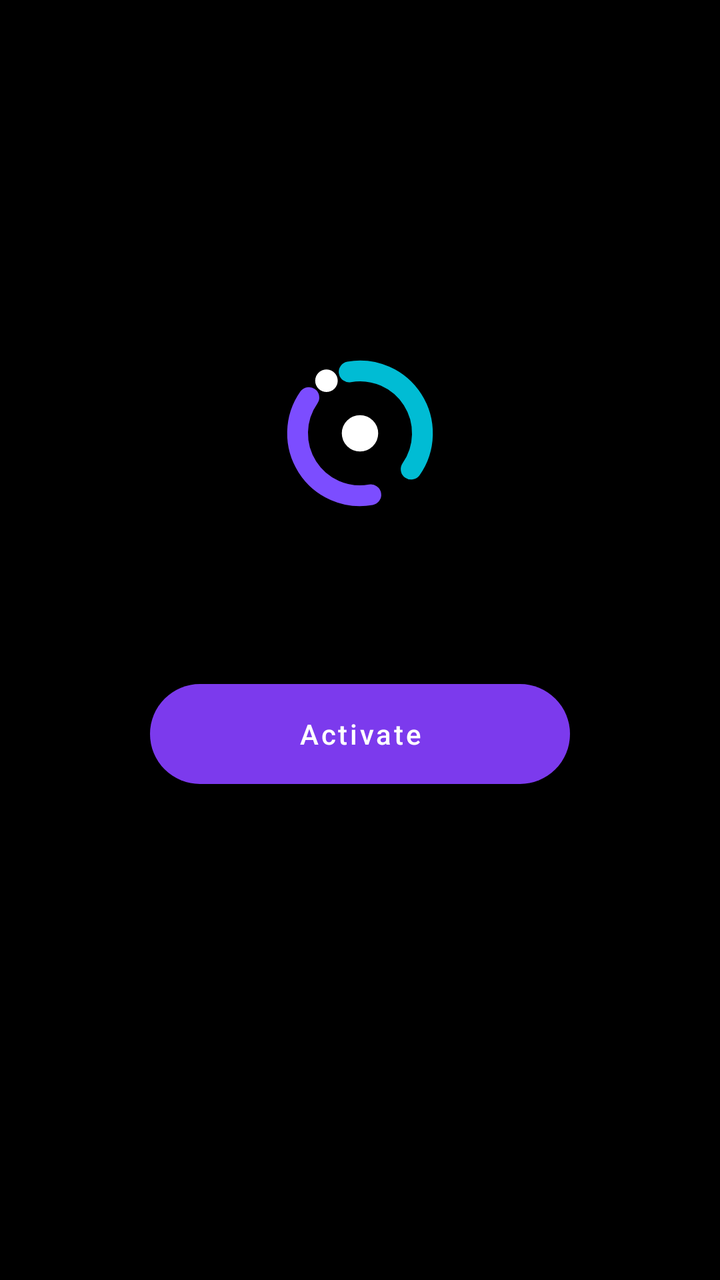
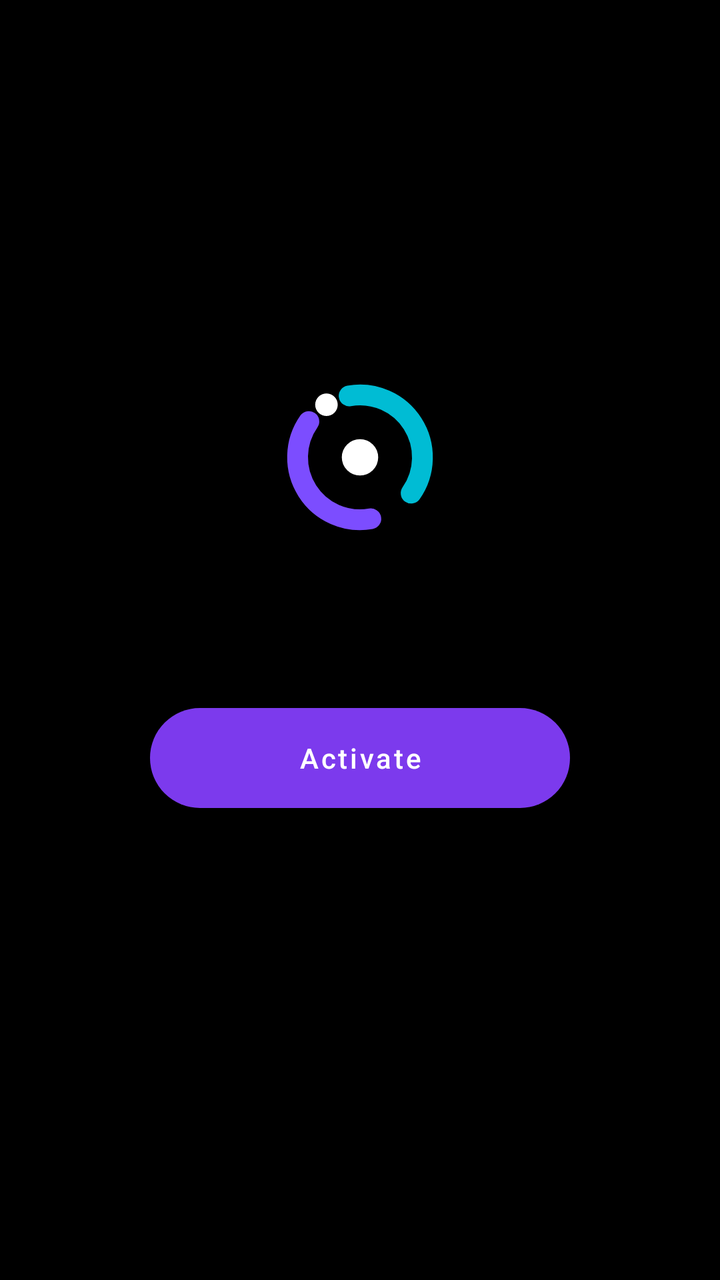

Before-and-after screenshots of an Android layout around one commit, followed by the original layout XML and the change that was made.
<!-- AndroidManifest.xml: application theme Theme.Test103 -->
<!-- res/layout/activity_main.xml -->
<?xml version="1.0" encoding="utf-8"?>
<LinearLayout xmlns:android="http://schemas.android.com/apk/res/android"
    xmlns:app="http://schemas.android.com/apk/res-auto"
    android:layout_width="match_parent"
    android:layout_height="match_parent"
    android:orientation="vertical"
    android:background="@android:color/transparent"
    android:fitsSystemWindows="true">

    <FrameLayout
        android:id="@+id/mainContainer"
        android:layout_width="match_parent"
        android:layout_height="0dp"
        android:layout_weight="1"
        android:padding="24dp">

        
        <LinearLayout
            android:id="@+id/viewOverlay"
            android:layout_width="match_parent"
            android:layout_height="match_parent"
            android:orientation="vertical"
            android:gravity="center"
            android:visibility="visible">

            <ImageView
                android:id="@+id/dashLogo"
                android:layout_width="104dp"
                android:layout_height="104dp"
                android:src="@drawable/ic_nav_logo"
                android:contentDescription="OverlAI status" />

            <TextView
                android:id="@+id/dashState"
                android:layout_width="wrap_content"
                android:layout_height="wrap_content"
                android:layout_marginTop="20dp"
                android:textSize="22sp"
                android:textStyle="bold" />

            <com.google.android.material.button.MaterialButton
                android:id="@+id/btnToggleOverlay"
                android:layout_width="210dp"
                android:layout_height="50dp"
                android:layout_marginTop="24dp"
                android:insetTop="0dp"
                android:insetBottom="0dp"
                android:text="Activate"
                android:textAllCaps="false"
                app:cornerRadius="25dp" />
        </LinearLayout>

        
        <FrameLayout
            android:id="@+id/viewDetector"
            android:layout_width="match_parent"
            android:layout_height="match_parent"
            android:visibility="gone" />

        
        <LinearLayout
            android:id="@+id/viewHistory"
            android:layout_width="match_parent"
            android:layout_height="match_parent"
            android:orientation="vertical"
            android:visibility="gone">

            
            <TextView
                android:id="@+id/pageTitleHistory"
                android:layout_width="wrap_content"
                android:layout_height="wrap_content"
                android:paddingBottom="14dp"
                android:text="History"
                android:textSize="30sp"
                android:textStyle="bold" />

            <LinearLayout
                android:layout_width="match_parent"
                android:layout_height="wrap_content"
                android:orientation="horizontal"
                android:gravity="center_vertical"
                android:paddingBottom="8dp">

                <TextView
                    android:id="@+id/historyTitle"
                    android:layout_width="0dp"
                    android:layout_height="wrap_content"
                    android:layout_weight="1"
                    android:text="Recent detections"
                    android:textSize="18sp"
                    android:textStyle="bold"
                    android:textColor="@color/lm_text_primary" />

                <TextView
                    android:id="@+id/btnClearHistory"
                    android:layout_width="wrap_content"
                    android:layout_height="wrap_content"
                    android:padding="8dp"
                    android:text="Clear"
                    android:textSize="14sp"
                    android:textColor="@color/lm_primary" />
            </LinearLayout>

            <ScrollView
                android:layout_width="match_parent"
                android:layout_height="match_parent"
                android:scrollbars="none">

                
                <LinearLayout
                    android:layout_width="match_parent"
                    android:layout_height="wrap_content"
                    android:orientation="vertical">

                    <FrameLayout
                        android:id="@+id/historyAdContainer"
                        android:layout_width="match_parent"
                        android:layout_height="wrap_content"
                        android:layout_marginBottom="8dp"
                        android:visibility="gone" />

                    <LinearLayout
                        android:id="@+id/historyList"
                        android:layout_width="match_parent"
                        android:layout_height="wrap_content"
                        android:orientation="vertical" />
                </LinearLayout>
            </ScrollView>
        </LinearLayout>

        
        <LinearLayout
            android:id="@+id/viewSettings"
            android:layout_width="match_parent"
            android:layout_height="match_parent"
            android:orientation="vertical"
            android:visibility="gone">

            
            <TextView
                android:id="@+id/pageTitleSettings"
                android:layout_width="wrap_content"
                android:layout_height="wrap_content"
                android:paddingStart="8dp"
                android:paddingBottom="14dp"
                android:text="Settings"
                android:textSize="30sp"
                android:textStyle="bold" />

            <ScrollView
                android:clipToPadding="false"
                android:paddingBottom="28dp"
                android:layout_width="match_parent"
                android:layout_height="0dp"
                android:layout_weight="1"
                android:scrollbars="none">

                <LinearLayout
                    android:layout_width="match_parent"
                    android:layout_height="wrap_content"
                    android:orientation="vertical">


                    <com.google.android.material.card.MaterialCardView
                        android:layout_width="match_parent"
                        android:layout_height="wrap_content"
                        android:layout_margin="8dp"
                        app:cardBackgroundColor="@color/lm_card"
                        app:cardCornerRadius="24dp"
                        app:cardElevation="0dp"
                        app:strokeWidth="0dp">

                        <LinearLayout
                            android:layout_width="match_parent"
                            android:layout_height="wrap_content"
                            android:gravity="center_vertical"
                            android:orientation="horizontal"
                            android:paddingStart="24dp"
                            android:paddingEnd="16dp"
                            android:paddingTop="16dp"
                            android:paddingBottom="16dp">

                            <TextView
                                android:layout_width="0dp"
                                android:layout_height="wrap_content"
                                android:layout_weight="1"
                                android:text="Crop Tool"
                                android:textColor="@color/lm_text_primary"
                                android:textSize="16sp" />

                            <com.example.test103.PillToggleView
                                android:id="@+id/cropSwitch"
                                android:layout_width="wrap_content"
                                android:layout_height="wrap_content" />
                        </LinearLayout>
                    </com.google.android.material.card.MaterialCardView>

                    <com.google.android.material.card.MaterialCardView
                        android:layout_width="match_parent"
                        android:layout_height="wrap_content"
                        android:layout_margin="8dp"
                        app:cardBackgroundColor="@color/lm_card"
                        app:cardCornerRadius="24dp"
                        app:cardElevation="0dp"
                        app:strokeWidth="0dp">

                        <LinearLayout
                            android:layout_width="match_parent"
                            android:layout_height="wrap_content"
                            android:gravity="center_vertical"
                            android:orientation="horizontal"
                            android:paddingStart="24dp"
                            android:paddingEnd="16dp"
                            android:paddingTop="16dp"
                            android:paddingBottom="16dp">

                            <TextView
                                android:layout_width="0dp"
                                android:layout_height="wrap_content"
                                android:layout_weight="1"
                                android:text="Theme"
                                android:textColor="@color/lm_text_primary"
                                android:textSize="16sp" />

                            <com.example.test103.PillToggleView
                                android:id="@+id/themeSwitch"
                                android:layout_width="wrap_content"
                                android:layout_height="wrap_content" />
                        </LinearLayout>
                    </com.google.android.material.card.MaterialCardView>
                    
                    <com.google.android.material.card.MaterialCardView
                        android:layout_width="match_parent"
                        android:layout_height="wrap_content"
                        android:layout_margin="8dp"
                        app:cardBackgroundColor="@color/lm_card"
                        app:cardCornerRadius="24dp"
                        app:cardElevation="0dp"
                        app:strokeWidth="0dp">

                        <LinearLayout
                            android:layout_width="match_parent"
                            android:layout_height="wrap_content"
                            android:gravity="center_vertical"
                            android:orientation="horizontal"
                            android:paddingStart="24dp"
                            android:paddingEnd="16dp"
                            android:paddingTop="16dp"
                            android:paddingBottom="16dp">

                            <TextView
                                android:layout_width="0dp"
                                android:layout_height="wrap_content"
                                android:layout_weight="1"
                                android:text="App icon"
                                android:textColor="@color/lm_text_primary"
                                android:textSize="16sp" />

                            <ImageView
                                android:id="@+id/iconDark"
                                android:layout_width="50dp"
                                android:layout_height="50dp"
                                android:layout_marginEnd="10dp"
                                android:contentDescription="Dark app icon" />

                            <ImageView
                                android:id="@+id/iconLight"
                                android:layout_width="50dp"
                                android:layout_height="50dp"
                                android:contentDescription="Light app icon" />
                        </LinearLayout>
                    </com.google.android.material.card.MaterialCardView>

                    
                    <com.google.android.material.card.MaterialCardView
                        android:layout_width="match_parent"
                        android:layout_height="wrap_content"
                        android:layout_margin="8dp"
                        app:cardBackgroundColor="@color/lm_card"
                        app:cardCornerRadius="24dp"
                        app:cardElevation="0dp"
                        app:strokeWidth="0dp">

                        <LinearLayout
                            android:layout_width="match_parent"
                            android:layout_height="wrap_content"
                            android:gravity="center_vertical"
                            android:orientation="horizontal"
                            android:paddingStart="24dp"
                            android:paddingEnd="16dp"
                            android:paddingTop="16dp"
                            android:paddingBottom="16dp">

                            <TextView
                                android:layout_width="0dp"
                                android:layout_height="wrap_content"
                                android:layout_weight="1"
                                android:text="Auto turn-off"
                                android:textColor="@color/lm_text_primary"
                                android:textSize="16sp" />

                            <com.example.test103.PillToggleView
                                android:id="@+id/autoOffSwitch"
                                android:layout_width="wrap_content"
                                android:layout_height="wrap_content" />
                        </LinearLayout>
                    </com.google.android.material.card.MaterialCardView>

                    
                    
                    
                    
                    <TextView
                        android:layout_width="wrap_content"
                        android:layout_height="wrap_content"
                        android:layout_marginStart="16dp"
                        android:layout_marginTop="20dp"
                        android:layout_marginBottom="4dp"
                        android:text="ACCOUNT"
                        android:textColor="@color/lm_text_secondary"
                        android:textSize="12sp"
                        android:textStyle="bold"
                        android:letterSpacing="0.1" />

                    <com.google.android.material.card.MaterialCardView
                        android:layout_width="match_parent"
                        android:layout_height="wrap_content"
                        android:layout_margin="8dp"
                        app:cardBackgroundColor="@color/lm_card"
                        app:cardCornerRadius="24dp"
                        app:cardElevation="0dp"
                        app:strokeWidth="0dp">

                        <LinearLayout
                            android:layout_width="match_parent"
                            android:layout_height="wrap_content"
                            android:orientation="vertical"
                            android:padding="20dp">

                            <TextView
                                android:id="@+id/accountTitle"
                                android:layout_width="wrap_content"
                                android:layout_height="wrap_content"
                                android:text="Google account"
                                android:textColor="@color/lm_text_primary"
                                android:textSize="16sp"
                                android:textStyle="bold" />

                            <TextView
                                android:id="@+id/accountBody"
                                android:layout_width="wrap_content"
                                android:layout_height="wrap_content"
                                android:layout_marginTop="4dp"
                                android:text="Sign in to sync premium across devices."
                                android:textSize="13sp" />

                            <LinearLayout
                                android:layout_width="match_parent"
                                android:layout_height="wrap_content"
                                android:layout_marginTop="12dp"
                                android:orientation="horizontal"
                                android:gravity="center_vertical">

                                <TextView
                                    android:id="@+id/btnAccount"
                                    android:layout_width="wrap_content"
                                    android:layout_height="wrap_content"
                                    android:text="Sign in with Google"
                                    android:textSize="14sp"
                                    android:textStyle="bold"
                                    android:paddingStart="18dp"
                                    android:paddingEnd="18dp"
                                    android:paddingTop="10dp"
                                    android:paddingBottom="10dp" />

                                <TextView
                                    android:id="@+id/btnDeleteAccount"
                                    android:layout_width="wrap_content"
                                    android:layout_height="wrap_content"
                                    android:layout_marginStart="16dp"
                                    android:text="Delete account"
                                    android:textSize="13sp"
                                    android:visibility="gone"
                                    android:paddingTop="10dp"
                                    android:paddingBottom="10dp" />
                            </LinearLayout>

                            <View
                                android:layout_width="match_parent"
                                android:layout_height="1dp"
                                android:layout_marginTop="16dp"
                                android:layout_marginBottom="14dp"
                                android:background="#22888888" />

                            <LinearLayout
                                android:layout_width="match_parent"
                                android:layout_height="wrap_content"
                                android:orientation="horizontal"
                                android:gravity="center_vertical">

                                <LinearLayout
                                    android:layout_width="0dp"
                                    android:layout_height="wrap_content"
                                    android:layout_weight="1"
                                    android:orientation="vertical">

                                    <TextView
                                        android:layout_width="wrap_content"
                                        android:layout_height="wrap_content"
                                        android:text="Overlay tile"
                                        android:textColor="@color/lm_text_primary"
                                        android:textSize="15sp" />

                                    <TextView
                                        android:id="@+id/overlayTileSub"
                                        android:layout_width="wrap_content"
                                        android:layout_height="wrap_content"
                                        android:layout_marginTop="2dp"
                                        android:text="Premium"
                                        android:textSize="12sp" />
                                </LinearLayout>

                                <FrameLayout
                                    android:layout_width="wrap_content"
                                    android:layout_height="wrap_content">

                                    <TextView
                                        android:id="@+id/btnAddOverlayTile"
                                        android:layout_width="wrap_content"
                                        android:layout_height="wrap_content"
                                        android:layout_marginTop="6dp"
                                        android:layout_marginEnd="6dp"
                                        android:text="Add"
                                        android:textSize="14sp"
                                        android:textStyle="bold"
                                        android:paddingStart="18dp"
                                        android:paddingEnd="18dp"
                                        android:paddingTop="8dp"
                                        android:paddingBottom="8dp" />

                                    <TextView
                                        android:id="@+id/overlayProBadge"
                                        android:layout_width="wrap_content"
                                        android:layout_height="wrap_content"
                                        android:layout_gravity="top|end"
                                        android:text="PRO"
                                        android:textSize="9sp"
                                        android:textStyle="bold"
                                        android:paddingStart="5dp"
                                        android:paddingEnd="5dp"
                                        android:paddingTop="1dp"
                                        android:paddingBottom="1dp" />
                                </FrameLayout>
                            </LinearLayout>

                            <View
                                android:layout_width="match_parent"
                                android:layout_height="1dp"
                                android:layout_marginTop="14dp"
                                android:layout_marginBottom="14dp"
                                android:background="#22888888" />

                            <LinearLayout
                                android:layout_width="match_parent"
                                android:layout_height="wrap_content"
                                android:orientation="horizontal"
                                android:gravity="center_vertical">

                                <LinearLayout
                                    android:layout_width="0dp"
                                    android:layout_height="wrap_content"
                                    android:layout_weight="1"
                                    android:orientation="vertical">

                                    <TextView
                                        android:layout_width="wrap_content"
                                        android:layout_height="wrap_content"
                                        android:text="Quick check tile"
                                        android:textColor="@color/lm_text_primary"
                                        android:textSize="15sp" />

                                    <TextView
                                        android:id="@+id/tileRowSub"
                                        android:layout_width="wrap_content"
                                        android:layout_height="wrap_content"
                                        android:layout_marginTop="2dp"
                                        android:text="Premium"
                                        android:textSize="12sp" />
                                </LinearLayout>

                                <FrameLayout
                                    android:layout_width="wrap_content"
                                    android:layout_height="wrap_content">

                                    <TextView
                                        android:id="@+id/btnAddTile"
                                        android:layout_width="wrap_content"
                                        android:layout_height="wrap_content"
                                        android:layout_marginTop="6dp"
                                        android:layout_marginEnd="6dp"
                                        android:text="Add"
                                        android:textSize="14sp"
                                        android:textStyle="bold"
                                        android:paddingStart="18dp"
                                        android:paddingEnd="18dp"
                                        android:paddingTop="8dp"
                                        android:paddingBottom="8dp" />

                                    <TextView
                                        android:id="@+id/tileProBadge"
                                        android:layout_width="wrap_content"
                                        android:layout_height="wrap_content"
                                        android:layout_gravity="top|end"
                                        android:text="PRO"
                                        android:textSize="9sp"
                                        android:textStyle="bold"
                                        android:paddingStart="5dp"
                                        android:paddingEnd="5dp"
                                        android:paddingTop="1dp"
                                        android:paddingBottom="1dp" />
                                </FrameLayout>
                            </LinearLayout>
                        </LinearLayout>
                    </com.google.android.material.card.MaterialCardView>

                    <com.google.android.material.card.MaterialCardView
                        android:layout_width="match_parent"
                        android:layout_height="wrap_content"
                        android:layout_margin="8dp"
                        app:cardBackgroundColor="@color/lm_card"
                        app:cardCornerRadius="24dp"
                        app:cardElevation="0dp"
                        app:strokeWidth="0dp">

                        <LinearLayout
                            android:layout_width="match_parent"
                            android:layout_height="wrap_content"
                            android:orientation="vertical"
                            android:paddingStart="24dp"
                            android:paddingEnd="24dp"
                            android:paddingTop="16dp"
                            android:paddingBottom="16dp">

                            <TextView
                                android:id="@+id/premiumTitle"
                                android:layout_width="wrap_content"
                                android:layout_height="wrap_content"
                                android:text="OverlAI Premium"
                                android:textColor="@color/lm_text_primary"
                                android:textSize="16sp"
                                android:textStyle="bold" />

                            <TextView
                                android:id="@+id/premiumBody"
                                android:layout_width="wrap_content"
                                android:layout_height="wrap_content"
                                android:layout_marginTop="4dp"
                                android:text="Remove ads and support development."
                                android:textSize="13sp" />

                            <TextView
                                android:id="@+id/btnPremium"
                                android:layout_width="wrap_content"
                                android:layout_height="wrap_content"
                                android:layout_marginTop="12dp"
                                android:text="Remove ads - $2.99/mo"
                                android:textSize="14sp"
                                android:textStyle="bold"
                                android:paddingStart="18dp"
                                android:paddingEnd="18dp"
                                android:paddingTop="10dp"
                                android:paddingBottom="10dp" />
                        </LinearLayout>
                    </com.google.android.material.card.MaterialCardView>
                    
                    <com.google.android.material.card.MaterialCardView
                        android:layout_width="match_parent"
                        android:layout_height="wrap_content"
                        android:layout_margin="8dp"
                        app:cardBackgroundColor="@color/lm_card"
                        app:cardCornerRadius="24dp"
                        app:cardElevation="0dp"
                        app:strokeWidth="0dp">

                        <LinearLayout
                            android:layout_width="match_parent"
                            android:layout_height="wrap_content"
                            android:orientation="vertical"
                            android:paddingStart="24dp"
                            android:paddingEnd="24dp"
                            android:paddingTop="16dp"
                            android:paddingBottom="16dp">

                            <TextView
                                android:id="@+id/usage_title"
                                android:layout_width="wrap_content"
                                android:layout_height="wrap_content"
                                android:text="Usage"
                                android:textColor="@color/lm_text_primary"
                                android:textSize="16sp" />

                            <TextView
                                android:id="@+id/usage_text"
                                android:layout_width="wrap_content"
                                android:layout_height="wrap_content"
                                android:layout_marginTop="4dp"
                                android:text="Images: 0 · Videos: 0"
                                android:textColor="@color/lm_text_primary"
                                android:textSize="13sp" />
                        </LinearLayout>
                    </com.google.android.material.card.MaterialCardView>



                    <com.google.android.material.card.MaterialCardView
                        android:layout_width="match_parent"
                        android:layout_height="wrap_content"
                        android:layout_margin="8dp"
                        app:cardBackgroundColor="@color/lm_card"
                        app:cardCornerRadius="24dp"
                        app:cardElevation="0dp"
                        app:strokeWidth="0dp">

                        <LinearLayout
                            android:layout_width="match_parent"
                            android:layout_height="wrap_content"
                            android:orientation="vertical"
                            android:paddingStart="24dp"
                            android:paddingEnd="24dp"
                            android:paddingTop="16dp"
                            android:paddingBottom="16dp">

                            <TextView
                                android:id="@+id/aboutVersion"
                                android:layout_width="wrap_content"
                                android:layout_height="wrap_content"
                                android:text="OverlAI"
                                android:textColor="@color/lm_text_primary"
                                android:textSize="16sp"
                                android:textStyle="bold" />

                            <LinearLayout
                                android:layout_width="wrap_content"
                                android:layout_height="wrap_content"
                                android:layout_marginTop="10dp"
                                android:orientation="horizontal">

                                <TextView
                                    android:id="@+id/btnTerms"
                                    android:layout_width="wrap_content"
                                    android:layout_height="wrap_content"
                                    android:layout_marginEnd="24dp"
                                    android:text="Terms of Use"
                                    android:textSize="14sp"
                                    android:textStyle="bold" />

                                <TextView
                                    android:id="@+id/btnPrivacy"
                                    android:layout_width="wrap_content"
                                    android:layout_height="wrap_content"
                                    android:text="Privacy Policy"
                                    android:textSize="14sp"
                                    android:textStyle="bold" />
                            </LinearLayout>

                            <TextView
                                android:id="@+id/btnTutorial"
                                android:layout_width="wrap_content"
                                android:layout_height="wrap_content"
                                android:layout_marginTop="10dp"
                                android:text="View tutorial"
                                android:textSize="14sp"
                                android:textStyle="bold" />
                        </LinearLayout>
                    </com.google.android.material.card.MaterialCardView>

                </LinearLayout>
            </ScrollView>
        </LinearLayout>
    </FrameLayout>

    
    <View
        android:id="@+id/navDivider"
        android:layout_width="match_parent"
        android:layout_height="1dp" />

    <LinearLayout
        android:id="@+id/bottomNav"
        android:layout_width="match_parent"
        android:layout_height="82dp"
        android:orientation="horizontal"
        android:paddingStart="8dp"
        android:paddingEnd="8dp"
        android:paddingTop="8dp"
        android:paddingBottom="12dp" />
</LinearLayout>
<!-- resources referenced by this layout -->
<resources>
  <color name="lm_card">#EDE0FF</color>
  <color name="lm_primary">#7C3AED</color>
  <color name="lm_text_primary">#1A0533</color>
  <color name="lm_text_secondary">#6B5B8C</color>
  <!-- drawable ic_nav_logo (drawable) -->
  <?xml version="1.0" encoding="utf-8"?>
  <vector xmlns:android="http://schemas.android.com/apk/res/android"
      android:width="24dp" android:height="24dp"
      android:viewportWidth="24" android:viewportHeight="24">
      <path android:strokeColor="#00BCD4" android:strokeWidth="2.4"
          android:strokeLineCap="round" android:fillColor="#00000000"
          android:pathData="M10.75,4.91 A7.2,7.2 0 0 1 17.90,16.13" />
      <path android:strokeColor="#7C4DFF" android:strokeWidth="2.4"
          android:strokeLineCap="round" android:fillColor="#00000000"
          android:pathData="M13.25,19.09 A7.2,7.2 0 0 1 6.10,7.87" />
      <path android:fillColor="#FFFFFF"
          android:pathData="M8.13,5.93 m-1.3,0 a1.3,1.3 0 1 0 2.6,0 a1.3,1.3 0 1 0 -2.6,0" />
      <path android:fillColor="#FFFFFF"
          android:pathData="M12,12 m-2.1,0 a2.1,2.1 0 1 0 4.2,0 a2.1,2.1 0 1 0 -4.2,0" />
  </vector>
  <style name="Theme.Test103" parent="Theme.MaterialComponents.NoActionBar">
          <item name="colorPrimary">@color/dm_primary</item>
          <item name="colorOnPrimary">@color/white</item>
          <item name="colorSecondary">@color/dm_accent</item>
          <item name="colorOnSecondary">@color/white</item>
          <item name="android:windowBackground">@color/dm_background</item>
          <item name="android:statusBarColor">@color/dm_background</item>
          <item name="android:navigationBarColor">@color/dm_background</item>
          <item name="windowNoTitle">true</item>
          <item name="windowActionBar">false</item>
      </style>
  <color name="dm_primary">#7C3AED</color>
  <color name="white">#FFFFFF</color>
  <color name="dm_accent">#03DAC5</color>
  <color name="dm_background">#000000</color>
</resources>

<!-- the commit's change to res/layout/activity_main.xml (unified diff, before → after) -->
@@ -12,7 +12,9 @@
         android:layout_width="match_parent"
         android:layout_height="0dp"
         android:layout_weight="1"
-        android:padding="24dp">
+        android:paddingStart="24dp"
+        android:paddingTop="24dp"
+        android:paddingEnd="24dp">
 
         
         <LinearLayout
@@ -20,8 +22,14 @@
             android:layout_width="match_parent"
             android:layout_height="match_parent"
             android:orientation="vertical"
-            android:gravity="center"
+            android:gravity="center_horizontal"
             android:visibility="visible">
+
+            
+            <View
+                android:layout_width="0dp"
+                android:layout_height="0dp"
+                android:layout_weight="1" />
 
             <ImageView
                 android:id="@+id/dashLogo"
@@ -48,6 +56,21 @@
                 android:text="Activate"
                 android:textAllCaps="false"
                 app:cornerRadius="25dp" />
+
+            
+            <View
+                android:layout_width="0dp"
+                android:layout_height="0dp"
+                android:layout_weight="1" />
+
+            
+            <FrameLayout
+                android:id="@+id/overlayAdContainer"
+                android:layout_width="match_parent"
+                android:layout_height="wrap_content"
+                android:layout_marginBottom="8dp"
+                android:gravity="center"
+                android:visibility="gone" />
         </LinearLayout>
 
         
